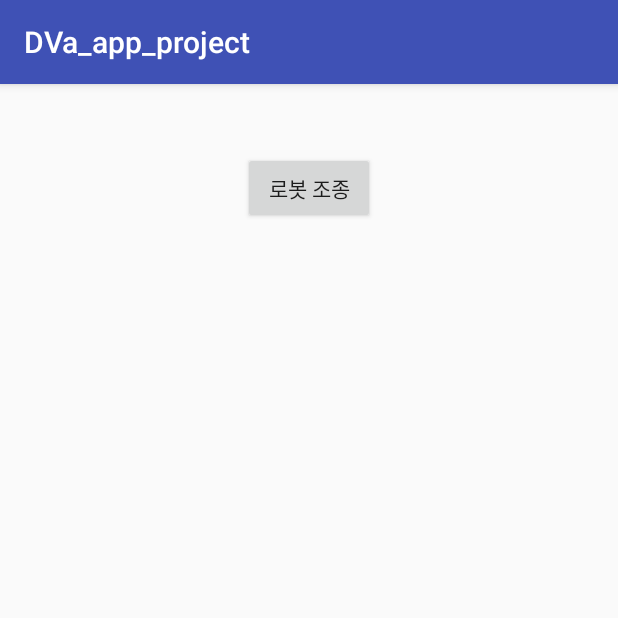
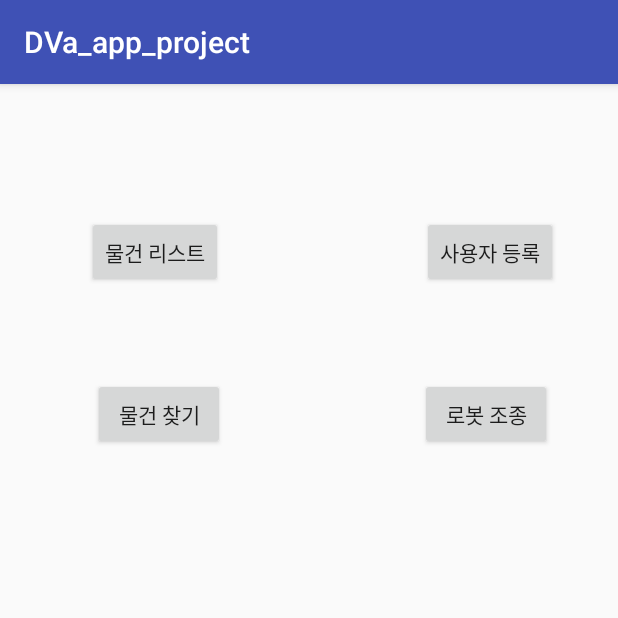
Before and after one commit to HyunIm/2018_Capstone_D.VA_Src_java, an Android app: the SelectMenu screen opened directly, with no data from a screen before it, on a phone screen of 412 x 824 dp, the top half of it. Run offline under Robolectric (Android 15) with nearby library versions, the phone set to English and light mode, and no system bars; network calls fail.

Commit message:
#1093 Add Activity
#1093 Add Activity

Alarm : SC007
Find_Thing : SC003
Registration_Thing : SC006
Thing_List_Management : SC002

```diff
--- a/DVa_app_project/app/src/main/res/layout/activity_menu.xml
+++ b/DVa_app_project/app/src/main/res/layout/activity_menu.xml
@@ -3,16 +3,51 @@
     xmlns:app="http://schemas.android.com/apk/res-auto"
     xmlns:tools="http://schemas.android.com/tools"
     android:layout_width="match_parent"
-    android:layout_height="match_parent">
+    android:layout_height="match_parent"
+    tools:layout_editor_absoluteY="81dp">
 
     <Button
         android:id="@+id/button3"
         android:layout_width="wrap_content"
         android:layout_height="wrap_content"
-        android:layout_marginTop="45dp"
+        android:layout_marginEnd="44dp"
+        android:layout_marginRight="44dp"
         android:onClick="onButtonRobotCntrol"
         android:text="로봇 조종"
+        app:layout_constraintBottom_toBottomOf="@+id/button4"
         app:layout_constraintEnd_toEndOf="parent"
+        app:layout_constraintTop_toTopOf="@+id/button4" />
+
+    <Button
+        android:id="@+id/button4"
+        android:layout_width="wrap_content"
+        android:layout_height="wrap_content"
+        android:layout_marginLeft="62dp"
+        android:layout_marginStart="62dp"
+        android:layout_marginTop="60dp"
+        android:text="물건 찾기"
+        app:layout_constraintStart_toStartOf="parent"
+        app:layout_constraintTop_toBottomOf="@+id/button5" />
+
+    <Button
+        android:id="@+id/button5"
+        android:layout_width="wrap_content"
+        android:layout_height="wrap_content"
+        android:layout_marginLeft="58dp"
+        android:layout_marginStart="58dp"
+        android:layout_marginTop="88dp"
+        android:text="물건 리스트"
         app:layout_constraintStart_toStartOf="parent"
         app:layout_constraintTop_toTopOf="parent" />
+
+    <Button
+        android:id="@+id/button6"
+        android:layout_width="wrap_content"
+        android:layout_height="wrap_content"
+        android:layout_marginEnd="40dp"
+        android:layout_marginRight="40dp"
+        android:text="사용자 등록"
+        app:layout_constraintBottom_toBottomOf="@+id/button5"
+        app:layout_constraintEnd_toEndOf="parent"
+        app:layout_constraintTop_toTopOf="@+id/button5" />
 </android.support.constraint.ConstraintLayout>
```
Also changed, not shown: DVa_app_project/app/src/main/AndroidManifest.xml (+12 -6 lines), DVa_app_project/app/src/main/java/com/example/a201311177/dva_app_project/Alarm.java (added, +13 -0 lines), DVa_app_project/app/src/main/java/com/example/a201311177/dva_app_project/Find_Thing.java (added, +13 -0 lines), DVa_app_project/app/src/main/java/com/example/a201311177/dva_app_project/Registration_Thing.java (added, +13 -0 lines), DVa_app_project/app/src/main/java/com/example/a201311177/dva_app_project/Thing_List_Management.java (added, +13 -0 lines), DVa_app_project/app/src/main/res/layout/activity_alarm.xml (added, +33 -0 lines), DVa_app_project/app/src/main/res/layout/activity_find__thing.xml (added, +55 -0 lines), DVa_app_project/app/src/main/res/layout/activity_registration__thing.xml (added, +61 -0 lines), DVa_app_project/app/src/main/res/layout/activity_thing__list__management.xml (added, +56 -0 lines).
